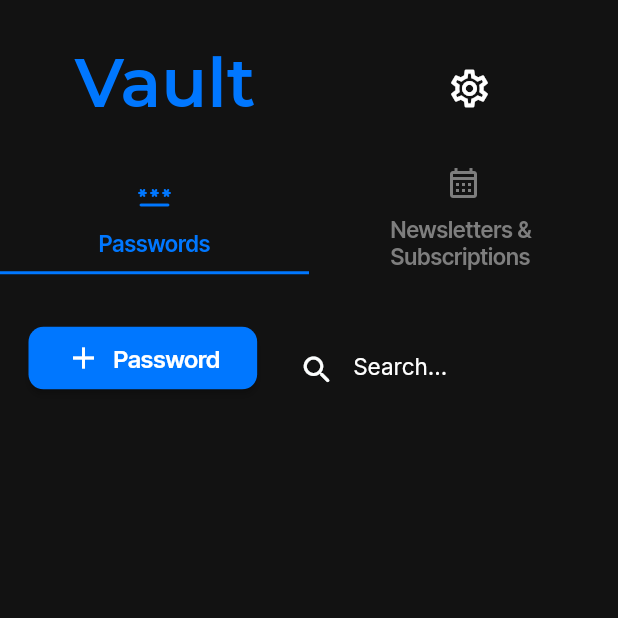
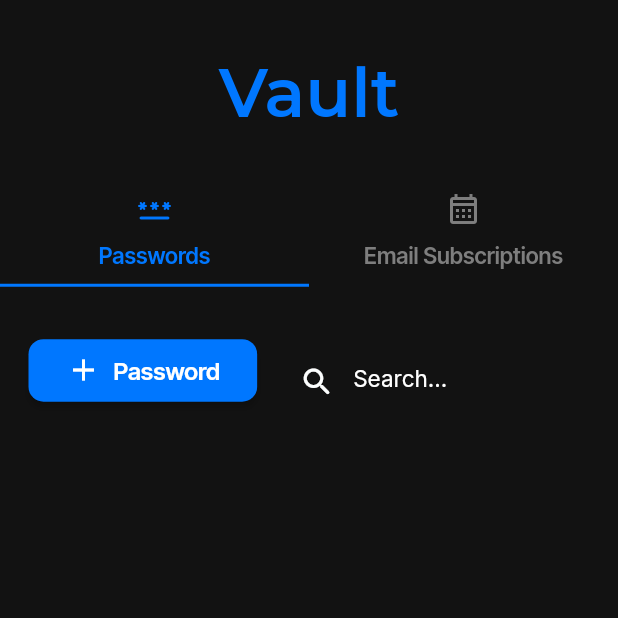
Before and after one commit to Anzasu/ZeroVault, a Flutter app: the VaultWidget screen opened by its route, on a phone screen of 412 x 824 dp, the top half of it. Run offline on Flutter 3.47's test engine with Material 3 defaults, Android fonts, the phone set to English and light mode, and no system bars; drawn by our look-alikes of auto_size_text; our stand-ins replace dropdown_button2, flutter_secure_storage, font_awesome_flutter, from_css_color, go_router, google_fonts and 5 more; missing offline and left inert: encrypt, json_path; accounts and stored records are empty.

Commit message:
small UI adjustments

```diff
--- a/lib/frontend/flutter_flow/flutter_flow_theme.dart
+++ b/lib/frontend/flutter_flow/flutter_flow_theme.dart
@@ -143,9 +143,9 @@ class LightModeTheme extends FlutterFlowTheme {
   Color get tertiaryColor => tertiary;
 
   late Color primary = const Color(0xFF0077FF);
-  late Color secondary = const Color(0xFF39D2C0);
-  late Color tertiary = const Color.fromARGB(255, 190, 107, 71);
-  late Color alternate = const Color(0xFF262D34);
+  late Color secondary = const Color.fromARGB(255, 111, 139, 64);
+  late Color tertiary = const Color.fromARGB(255, 167, 97, 67);
+  late Color alternate = const Color.fromARGB(255, 150, 136, 73);
   late Color primaryText = const Color(0xFFFFFFFF);
   late Color secondaryText = const Color(0xFF95A1AC);
   late Color primaryBackground = const Color(0xFF1D2428);
--- a/lib/frontend/pages/vault/vault_widget.dart
+++ b/lib/frontend/pages/vault/vault_widget.dart
@@ -76,14 +76,14 @@ Widget build(BuildContext context) {
       backgroundColor: Color(0xFF121212),
       resizeToAvoidBottomInset: true,
       appBar: PreferredSize(
-        preferredSize: Size.fromHeight(MediaQuery.sizeOf(context).height * 0.09),
+        preferredSize: Size.fromHeight(MediaQuery.sizeOf(context).height * 0.1),
         child: AppBar(
           backgroundColor: Color(0xFF121212),
           automaticallyImplyLeading: false,
           title: Align(
             alignment: AlignmentDirectional(0.0, 0.0),
             child: Padding(
-              padding: EdgeInsetsDirectional.fromSTEB(10.0, 36.0, 0.0, 0.0),
+              padding: EdgeInsetsDirectional.fromSTEB(0.0, 40.0, 0.0, 0.0),
               child: Text(
                 'Vault',
                 style: FlutterFlowTheme.of(context).displaySmall.override(
@@ -108,7 +108,7 @@ Widget build(BuildContext context) {
             ),
           ),
           actions: [
-            Align(
+            /**Align(
               alignment: AlignmentDirectional(0.0, 0.0),
               child: Padding(
                 padding: EdgeInsetsDirectional.fromSTEB(80.0, 36.0, 78.0, 0.0),
@@ -127,7 +127,7 @@ Widget build(BuildContext context) {
                   },
                 ),
               ),
-            ),
+            ),*/
           ],
           centerTitle: false,
           toolbarHeight: MediaQuery.sizeOf(context).height * 0.1,
@@ -206,7 +206,7 @@ Widget build(BuildContext context) {
                               ),
                             ),
                             Tab(
-                              text: 'Newsletters & \nSubscriptions',
+                              text: 'Email Subscriptions',
                               icon: Icon(
                                 Icons.calendar_month_outlined,
                               ),
@@ -645,7 +645,7 @@ Widget build(BuildContext context) {
                                                                   .accent1,
                                                               icon: Icon(
                                                                 Icons
-                                                                    .delete_forever,
+                                                                    .delete_outline_rounded,
                                                                 color: FlutterFlowTheme.of(context).tertiary,
                                                                 size: 20.0,
                                                               ),
@@ -1123,7 +1123,7 @@ Widget build(BuildContext context) {
                                                                   .accent1,
                                                               icon: Icon(
                                                                 Icons
-                                                                    .delete_forever,
+                                                                    .delete_outline,
                                                                 color: FlutterFlowTheme.of(context).tertiary,
                                                                 size: 20.0,
                                                               ),
```
